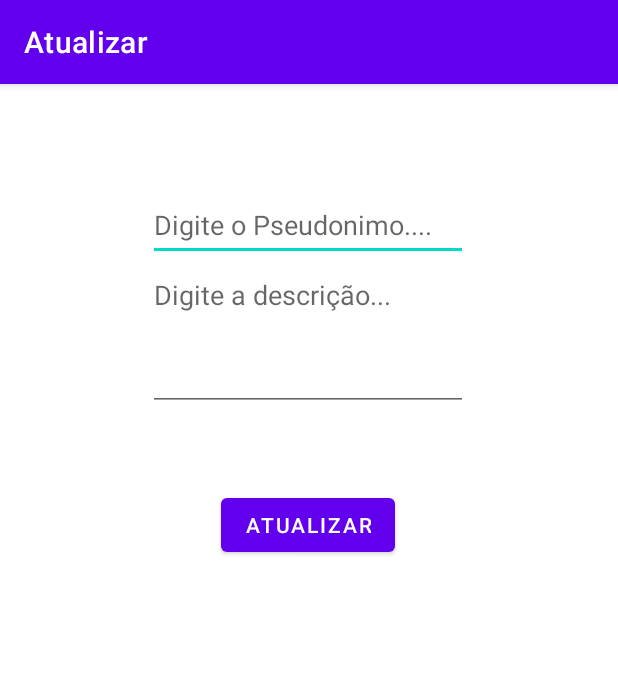
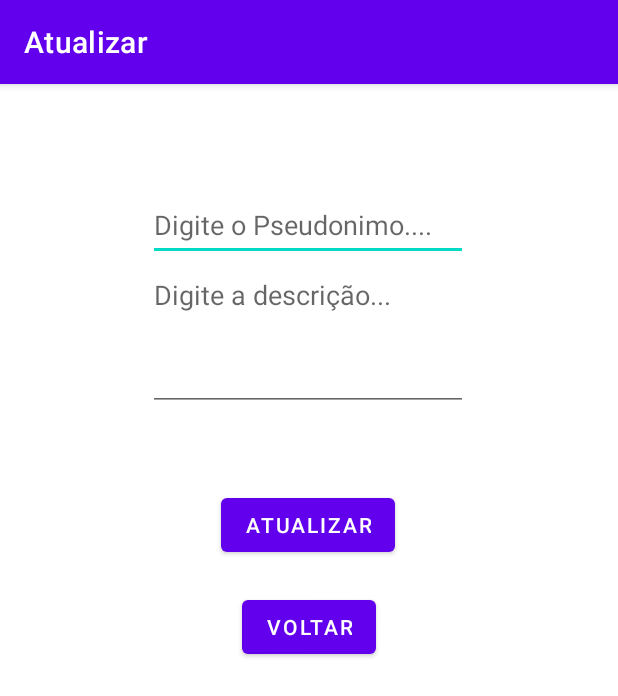
Before and after one commit to lucastayar12/TSWL, an Android app built with Jetpack Compose: the Atualizar screen opened directly, with no data from a screen before it, on a phone screen of 412 x 824 dp. Shown: the top 696 px of the screen. Run offline under Robolectric (Android 15) with nearby library versions, the phone set to English and light mode, and no system bars; our stand-ins replace Firebase (no records; nobody signed in at launch, a user with empty details on screens opened directly); 1 statement that could not run was skipped.

Commit message:
feat. DANDO BENIFICIO PRA GERAL

```diff
--- a/app/src/main/res/layout/activity_atualizar.xml
+++ b/app/src/main/res/layout/activity_atualizar.xml
@@ -43,4 +43,15 @@
         app:layout_constraintStart_toStartOf="parent"
         app:layout_constraintTop_toBottomOf="@+id/et_PseudonimoAtt" />
 
+    <Button
+        android:id="@+id/button6"
+        android:layout_width="wrap_content"
+        android:layout_height="wrap_content"
+        android:layout_marginTop="20dp"
+        android:onClick="voltarInicio"
+        android:text="Voltar"
+        app:layout_constraintEnd_toEndOf="parent"
+        app:layout_constraintStart_toStartOf="parent"
+        app:layout_constraintTop_toBottomOf="@+id/btn_Atualizar" />
+
 </androidx.constraintlayout.widget.ConstraintLayout>
--- a/app/src/main/res/layout/item_view.xml
+++ b/app/src/main/res/layout/item_view.xml
@@ -91,7 +91,8 @@
             android:layout_weight="1"
             android:backgroundTint="#F44336"
             android:gravity="center"
-            android:insetLeft="3dp"
+            android:insetLeft="8dp"
+            android:insetRight="3dp"
             app:icon="@android:drawable/ic_delete"
             app:iconGravity="textStart" />
     </LinearLayout>
```
Also changed, not shown: app/src/main/java/com/example/tswl/model/BeneficiarioAdapter.kt (+16 -0 lines), app/src/main/java/com/example/tswl/repository/DAO_Beneficiario.kt (+18 -5 lines).
